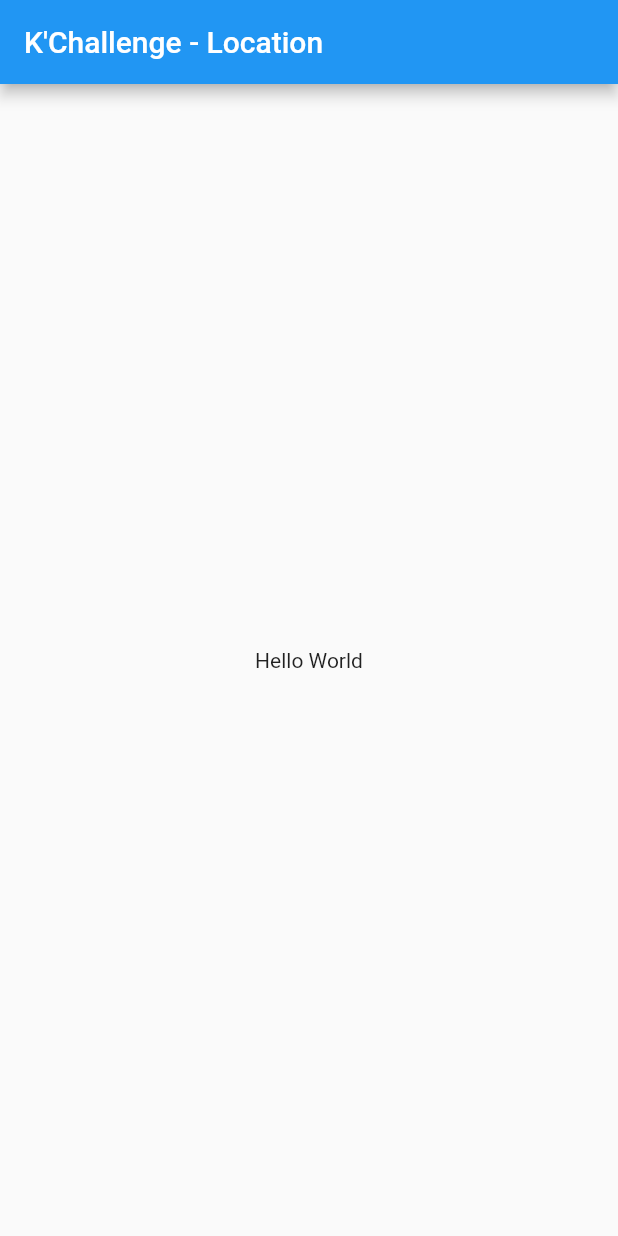
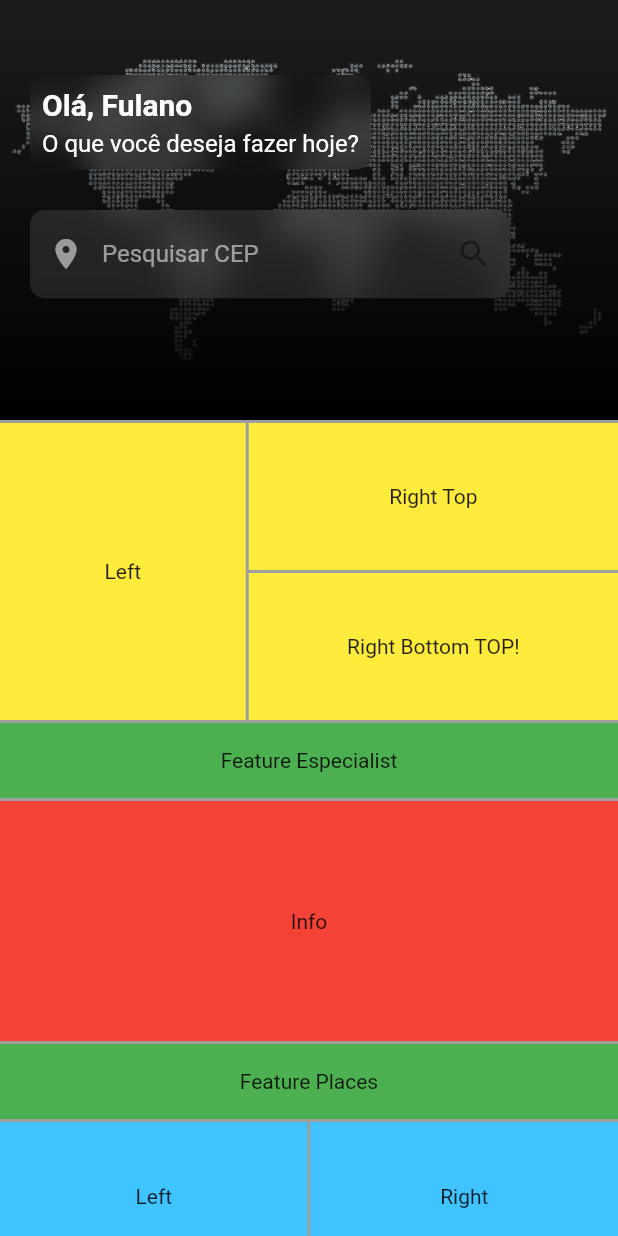
Before and after one commit to iamdiosilva/konsi-challenge-flutter, a Flutter app: the screen it shows after launch, on a phone screen of 412 x 824 dp. Run offline on Flutter 3.47's test engine with Material 2 defaults, Android fonts, the phone set to English and light mode, and no system bars.

Commit message:
:white_check_mark: feat: Header Component

```diff
--- a/lib/app.dart
+++ /dev/null
@@ -1,15 +0,0 @@
-import 'package:flutter/material.dart';
-
-import 'views/home_page/home_page.dart';
-
-class App extends StatelessWidget {
-  const App({Key? key}) : super(key: key);
-
-  @override
-  Widget build(BuildContext context) {
-    return const MaterialApp(
-      title: 'K\'Challenge - Location',
-      home: HomePage(),
-    );
-  }
-}
--- /dev/null
+++ b/lib/core/settings/reposive.dart
@@ -0,0 +1 @@
+class Responsive {}
--- /dev/null
+++ b/lib/core/theme/app_colors.dart
@@ -0,0 +1,20 @@
+import 'package:flutter/material.dart';
+
+class AppColors {
+  static Color primaryColor = const Color(0xff1C1C1C);
+
+  // ignore: unnecessary_const
+  static const MaterialColor mainColorTheme =
+      const MaterialColor(0xFFcccccc, <int, Color>{
+    50: Color(0xFFcccccc),
+    100: Color(0xFFcccccc),
+    200: Color(0xFFcccccc),
+    300: Color(0xFFcccccc),
+    400: Color(0xFFcccccc),
+    500: Color(0xFFcccccc),
+    600: Color(0xFFcccccc),
+    700: Color(0xFFcccccc),
+    800: Color(0xFFcccccc),
+    900: Color(0xFFcccccc),
+  });
+}
--- /dev/null
+++ b/lib/core/theme/app_images.dart
@@ -0,0 +1,5 @@
+const String imagesPath = 'assets/images/';
+
+class AppImages {
+  static const String headerCardImg = '${imagesPath}header_img.png';
+}
--- a/lib/main.dart
+++ b/lib/main.dart
@@ -1,6 +1,6 @@
 import 'package:flutter/material.dart';
 
-import 'App.dart';
+import 'views/app.dart';
 
 void main() {
   runApp(const App());
--- /dev/null
+++ b/lib/views/app.dart
@@ -0,0 +1,18 @@
+import 'package:flutter/material.dart';
+
+import '../core/theme/app_colors.dart';
+import 'home_page/home_page.dart';
+
+class App extends StatelessWidget {
+  const App({Key? key}) : super(key: key);
+
+  @override
+  Widget build(BuildContext context) {
+    return MaterialApp(
+      theme: ThemeData(primarySwatch: AppColors.mainColorTheme),
+      debugShowCheckedModeBanner: false,
+      title: 'K\'Challenge - Location',
+      home: const HomePage(),
+    );
+  }
+}
--- /dev/null
+++ b/lib/views/home_page/components/bottom_info_components/bottom_info_component.dart
@@ -0,0 +1,36 @@
+import 'package:flutter/material.dart';
+
+class BottomInfoComponent extends StatelessWidget {
+  const BottomInfoComponent({super.key});
+
+  @override
+  Widget build(BuildContext context) {
+    return SizedBox(
+      height: 100,
+      child: Row(
+        children: [
+          Flexible(
+            flex: 50,
+            child: Padding(
+              padding: const EdgeInsets.only(top: 1, right: 1),
+              child: Container(
+                color: Colors.lightBlueAccent,
+                child: Center(child: Text('Left')),
+              ),
+            ),
+          ),
+          Expanded(
+            flex: 50,
+            child: Padding(
+              padding: const EdgeInsets.only(top: 1, left: 1),
+              child: Container(
+                color: Colors.lightBlueAccent,
+                child: Center(child: Text('Right')),
+              ),
+            ),
+          ),
+        ],
+      ),
+    );
+  }
+}
--- /dev/null
+++ b/lib/views/home_page/components/featured_especialist_components/featured_especialist_component.dart
@@ -0,0 +1,24 @@
+import 'package:flutter/material.dart';
+
+class FeaturedEspecialistComponent extends StatelessWidget {
+  const FeaturedEspecialistComponent({super.key});
+
+  @override
+  Widget build(BuildContext context) {
+    return Padding(
+      padding: const EdgeInsets.only(top: 1, bottom: 1),
+      child: Container(
+        height: 50,
+        color: Colors.green,
+        child: SizedBox(
+          child: Row(
+            mainAxisAlignment: MainAxisAlignment.center,
+            children: const [
+              Text('Feature Especialist'),
+            ],
+          ),
+        ),
+      ),
+    );
+  }
+}
--- /dev/null
+++ b/lib/views/home_page/components/featured_places_components/featured_places_component.dart
@@ -0,0 +1,24 @@
+import 'package:flutter/material.dart';
+
+class FeaturedPlacesComponent extends StatelessWidget {
+  const FeaturedPlacesComponent({super.key});
+
+  @override
+  Widget build(BuildContext context) {
+    return Padding(
+      padding: const EdgeInsets.only(top: 1, bottom: 1),
+      child: Container(
+        height: 50,
+        color: Colors.green,
+        child: SizedBox(
+          child: Row(
+            mainAxisAlignment: MainAxisAlignment.center,
+            children: const [
+              Text('Feature Places'),
+            ],
+          ),
+        ),
+      ),
+    );
+  }
+}
--- /dev/null
+++ b/lib/views/home_page/components/header_components/components/search_bar.dart
@@ -0,0 +1,34 @@
+import 'dart:ui';
+
+import 'package:flutter/material.dart';
+
+class SearchBar extends StatelessWidget {
+  const SearchBar({super.key});
+
+  @override
+  Widget build(BuildContext context) {
+    return ClipRRect(
+      borderRadius: BorderRadius.circular(10),
+      child: BackdropFilter(
+        filter: ImageFilter.blur(sigmaX: 10.0, sigmaY: 10.0),
+        child: SizedBox(
+          width: 320,
+          child: Form(
+            child: TextFormField(
+              style: const TextStyle(color: Colors.white70),
+              decoration: const InputDecoration(
+                filled: true,
+                fillColor: Colors.white10,
+                label: Text('Pesquisar CEP'),
+                labelStyle: TextStyle(color: Colors.white54),
+                prefixIcon: Icon(Icons.location_on, color: Colors.white54),
+                suffixIcon: Icon(Icons.search),
+                border: InputBorder.none,
+              ),
+            ),
+          ),
+        ),
+      ),
+    );
+  }
+}
--- /dev/null
+++ b/lib/views/home_page/components/header_components/components/title_header_info.dart
@@ -0,0 +1,42 @@
+import 'dart:ui';
+
+import 'package:flutter/material.dart';
+
+class TitleHeaderInfo extends StatelessWidget {
+  final String name;
+  const TitleHeaderInfo({super.key, required this.name});
+
+  @override
+  Widget build(BuildContext context) {
+    return ClipRRect(
+      borderRadius: BorderRadius.circular(10),
+      child: BackdropFilter(
+        filter: ImageFilter.blur(sigmaX: 10.0, sigmaY: 10.0),
+        child: Padding(
+          padding: const EdgeInsets.all(8.0),
+          child: Column(
+            crossAxisAlignment: CrossAxisAlignment.start,
+            children: [
+              Text(
+                'Olá, $name',
+                style: const TextStyle(
+                  color: Colors.white,
+                  fontSize: 20,
+                  fontWeight: FontWeight.bold,
+                ),
+              ),
+              const SizedBox(height: 5),
+              const Text(
+                'O que você deseja fazer hoje?',
+                style: TextStyle(
+                  color: Colors.white,
+                  fontSize: 16,
+                ),
+              ),
+            ],
+          ),
+        ),
+      ),
+    );
+  }
+}
--- /dev/null
+++ b/lib/views/home_page/components/header_components/header_component.dart
@@ -0,0 +1,58 @@
+import 'package:flutter/material.dart';
+
+import '../../../../core/theme/app_colors.dart';
+import '../../../../core/theme/app_images.dart';
+import 'components/search_bar.dart';
+import 'components/title_header_info.dart';
+
+class HeaderComponent extends StatelessWidget {
+  final String name;
+  const HeaderComponent({super.key, required this.name});
+
+  @override
+  Widget build(BuildContext context) {
+    final size = MediaQuery.of(context).size;
+    return Padding(
+      padding: const EdgeInsets.only(bottom: 1),
+      child: Container(
+        height: 280,
+        width: size.width,
+        decoration: BoxDecoration(
+          color: AppColors.primaryColor,
+          image: const DecorationImage(
+            image: AssetImage(AppImages.headerCardImg),
+            fit: BoxFit.contain,
+          ),
+        ),
+        child: Stack(
+          children: [
+            Container(
+              height: 280,
+              width: size.width,
+              decoration: const BoxDecoration(
+                gradient: LinearGradient(
+                  begin: Alignment.topCenter,
+                  end: Alignment.bottomCenter,
+                  colors: [
+                    Colors.transparent,
+                    Colors.black,
+                  ],
+                ),
+              ),
+            ),
+            Positioned(
+              top: 50,
+              left: 20,
+              child: TitleHeaderInfo(name: name),
+            ),
+            const Positioned(
+              top: 140,
+              left: 20,
+              child: SearchBar(),
+            ),
+          ],
+        ),
+      ),
+    );
+  }
+}
--- /dev/null
+++ b/lib/views/home_page/components/info_components/info_component.dart
@@ -0,0 +1,22 @@
+import 'package:flutter/material.dart';
+
+class InfoComponent extends StatelessWidget {
+  const InfoComponent({super.key});
+
+  @override
+  Widget build(BuildContext context) {
+    return Padding(
+      padding: const EdgeInsets.only(top: 1, bottom: 1),
+      child: Container(
+        height: 160,
+        color: Colors.red,
+        child: Row(
+          mainAxisAlignment: MainAxisAlignment.center,
+          children: const [
+            Text('Info'),
+          ],
+        ),
+      ),
+    );
+  }
+}
--- /dev/null
+++ b/lib/views/home_page/components/top_mid_components/top_mid_component.dart
@@ -0,0 +1,53 @@
+import 'package:flutter/material.dart';
+
+class TopMidComponent extends StatelessWidget {
+  const TopMidComponent({super.key});
+
+  @override
+  Widget build(BuildContext context) {
+    return SizedBox(
+      height: 200,
+      child: Row(
+        children: [
+          Flexible(
+            flex: 40,
+            child: Padding(
+              padding: const EdgeInsets.only(right: 1, bottom: 1, top: 1),
+              child: Container(
+                color: Colors.yellow,
+                child: const Center(child: Text('Left')),
+              ),
+            ),
+          ),
+          Flexible(
+            flex: 60,
+            child: Column(
+              children: [
+                Flexible(
+                  flex: 50,
+                  child: Padding(
+                    padding: const EdgeInsets.only(left: 1, bottom: 1, top: 1),
+                    child: Container(
+                      color: Colors.yellow,
+                      child: const Center(child: Text('Right Top')),
+                    ),
+                  ),
+                ),
+                Flexible(
+                  flex: 50,
+                  child: Padding(
+                    padding: const EdgeInsets.only(left: 1, top: 1, bottom: 1),
+                    child: Container(
+                      color: Colors.yellow,
+                      child: const Center(child: Text('Right Bottom TOP!')),
+                    ),
+                  ),
+                ),
+              ],
+            ),
+          )
+        ],
+      ),
+    );
+  }
+}
--- a/lib/views/home_page/home_page.dart
+++ b/lib/views/home_page/home_page.dart
@@ -1,4 +1,11 @@
 import 'package:flutter/material.dart';
+
+import 'components/bottom_info_components/bottom_info_component.dart';
+import 'components/featured_especialist_components/featured_especialist_component.dart';
+import 'components/featured_places_components/featured_places_component.dart';
+import 'components/header_components/header_component.dart';
+import 'components/info_components/info_component.dart';
+import 'components/top_mid_components/top_mid_component.dart';
 
 class HomePage extends StatelessWidget {
   const HomePage({Key? key}) : super(key: key);
@@ -6,11 +13,18 @@ class HomePage extends StatelessWidget {
   @override
   Widget build(BuildContext context) {
     return Scaffold(
-      appBar: AppBar(
-        title: const Text('K\'Challenge - Location'),
-      ),
-      body: const Center(
-        child: Text('Hello World'),
+      backgroundColor: Colors.grey,
+      body: SingleChildScrollView(
+        child: Column(
+          children: const [
+            HeaderComponent(name: 'Fulano'),
+            TopMidComponent(),
+            FeaturedEspecialistComponent(),
+            InfoComponent(),
+            FeaturedPlacesComponent(),
+            BottomInfoComponent(),
+          ],
+        ),
       ),
     );
   }
```
Also changed, not shown: pubspec.yaml (+5 -2 lines), assets/images/header_img.png (added), pubspec.lock, 1 other file.
